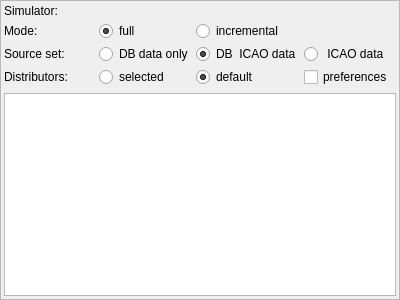
Old version of the form src/blackgui/editors/ownmodelsetform.ui in the repository swift-project/pilotclient.
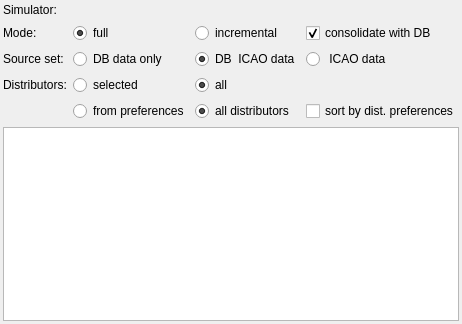
New version of the form. Custom widgets are drawn as their Qt base class.

Commit message: refs #745, improved own model set dialog * allow to consolidate data * display either preferences or all distributors

Diff of the .ui file:
```diff
--- a/src/blackgui/editors/ownmodelsetform.ui
+++ b/src/blackgui/editors/ownmodelsetform.ui
@@ -6,19 +6,13 @@
    <rect>
     <x>0</x>
     <y>0</y>
-    <width>400</width>
-    <height>300</height>
+    <width>433</width>
+    <height>324</height>
    </rect>
   </property>
   <property name="windowTitle">
    <string>Frame</string>
   </property>
-  <property name="frameShape">
-   <enum>QFrame::StyledPanel</enum>
-  </property>
-  <property name="frameShadow">
-   <enum>QFrame::Raised</enum>
-  </property>
   <layout class="QVBoxLayout" name="vl_OwnModelSetForm">
    <property name="leftMargin">
     <number>3</number>
@@ -35,7 +29,7 @@
    <item>
     <layout class="QGridLayout" name="gq_OwnModelSetForm">
      <property name="spacing">
-      <number>3</number>
+      <number>6</number>
      </property>
      <item row="2" column="1">
       <widget class="QRadioButton" name="rb_DbDataOnly">
@@ -50,30 +44,10 @@
        </attribute>
       </widget>
      </item>
-     <item row="2" column="0">
-      <widget class="QLabel" name="lbl_SelectSourceSet">
-       <property name="text">
-        <string>Source set:</string>
-       </property>
-      </widget>
-     </item>
-     <item row="3" column="2">
-      <widget class="QRadioButton" name="rb_DefaultDistributors">
-       <property name="text">
-        <string>default</string>
-       </property>
-       <property name="checked">
-        <bool>true</bool>
-       </property>
-       <attribute name="buttonGroup">
-        <string notr="true">bg_Distributors</string>
-       </attribute>
-      </widget>
-     </item>
      <item row="2" column="3">
       <widget class="QRadioButton" name="rb_WithIcaoData">
        <property name="toolTip">
-        <string>Model has ICAO code</string>
+        <string>Model has ICAO code, but not necessarily valid data</string>
        </property>
        <property name="text">
         <string> ICAO data</string>
@@ -93,10 +67,20 @@
        </property>
       </widget>
      </item>
-     <item row="3" column="1">
-      <widget class="QRadioButton" name="rb_SelectedDistributors">
+     <item row="2" column="0">
+      <widget class="QLabel" name="lbl_SelectSourceSet">
        <property name="text">
-        <string>selected</string>
+        <string>Source set:</string>
+       </property>
+      </widget>
+     </item>
+     <item row="3" column="2">
+      <widget class="QRadioButton" name="rb_AllDistributors">
+       <property name="text">
+        <string>all</string>
+       </property>
+       <property name="checked">
+        <bool>true</bool>
        </property>
        <attribute name="buttonGroup">
         <string notr="true">bg_Distributors</string>
@@ -110,8 +94,27 @@
        </property>
       </widget>
      </item>
+     <item row="2" column="2">
+      <widget class="QRadioButton" name="rb_DbIcaoCodesOnly">
+       <property name="toolTip">
+        <string>Model has ICAO code known in DB</string>
+       </property>
+       <property name="text">
+        <string>DB  ICAO data</string>
+       </property>
+       <property name="checked">
+        <bool>true</bool>
+       </property>
+       <attribute name="buttonGroup">
+        <string notr="true">bg_SourceSet</string>
+       </attribute>
+      </widget>
+     </item>
      <item row="1" column="1">
       <widget class="QRadioButton" name="rb_Full">
+       <property name="toolTip">
+        <string>new set, existing data will be deleted</string>
+       </property>
        <property name="text">
         <string>full</string>
        </property>
@@ -125,6 +128,9 @@
      </item>
      <item row="1" column="2">
       <widget class="QRadioButton" name="rb_Incremental">
+       <property name="toolTip">
+        <string>add to existing set</string>
+       </property>
        <property name="text">
         <string>incremental</string>
        </property>
@@ -133,29 +139,16 @@
        </attribute>
       </widget>
      </item>
-     <item row="2" column="2">
-      <widget class="QRadioButton" name="rb_DbIcaoCodesOnly">
-       <property name="toolTip">
-        <string>Model has ICAO code known in DB</string>
-       </property>
+     <item row="3" column="1">
+      <widget class="QRadioButton" name="rb_SelectedDistributors">
        <property name="text">
-        <string>DB  ICAO data</string>
-       </property>
-       <property name="checked">
-        <bool>true</bool>
+        <string>selected</string>
        </property>
        <attribute name="buttonGroup">
-        <string notr="true">bg_SourceSet</string>
+        <string notr="true">bg_Distributors</string>
        </attribute>
       </widget>
      </item>
-     <item row="3" column="3">
-      <widget class="QCheckBox" name="cb_Preferences">
-       <property name="text">
-        <string>preferences</string>
-       </property>
-      </widget>
-     </item>
      <item row="0" column="1" colspan="3">
       <widget class="BlackGui::Components::CSimulatorSelector" name="comp_SimulatorSelector">
        <property name="frameShape">
@@ -166,6 +159,16 @@
        </property>
       </widget>
      </item>
+     <item row="1" column="3">
+      <widget class="QCheckBox" name="cb_ConsolidateModelSet">
+       <property name="text">
+        <string>consolidate with DB</string>
+       </property>
+       <property name="checked">
+        <bool>true</bool>
+       </property>
+      </widget>
+     </item>
      <item row="0" column="0">
       <widget class="QLabel" name="lbl_Simulator">
        <property name="text">
@@ -173,6 +176,39 @@
        </property>
       </widget>
      </item>
+     <item row="4" column="1">
+      <widget class="QRadioButton" name="rb_DisplayPreferencesDistributors">
+       <property name="text">
+        <string>from preferences</string>
+       </property>
+       <attribute name="buttonGroup">
+        <string notr="true">bg_DisplayedDistributors</string>
+       </attribute>
+      </widget>
+     </item>
+     <item row="4" column="3">
+      <widget class="QCheckBox" name="cb_SortByPreferences">
+       <property name="toolTip">
+        <string>If checked the distributors from the settings page will be used</string>
+       </property>
+       <property name="text">
+        <string>sort by dist. preferences</string>
+       </property>
+      </widget>
+     </item>
+     <item row="4" column="2">
+      <widget class="QRadioButton" name="rb_DisplayAllDistributors">
+       <property name="text">
+        <string>all distributors</string>
+       </property>
+       <property name="checked">
+        <bool>true</bool>
+       </property>
+       <attribute name="buttonGroup">
+        <string notr="true">bg_DisplayedDistributors</string>
+       </attribute>
+      </widget>
+     </item>
     </layout>
    </item>
    <item>
```
Left out of the diff: 4 changed lines with no effect on the pictures. The commit also changes 4 other files.
